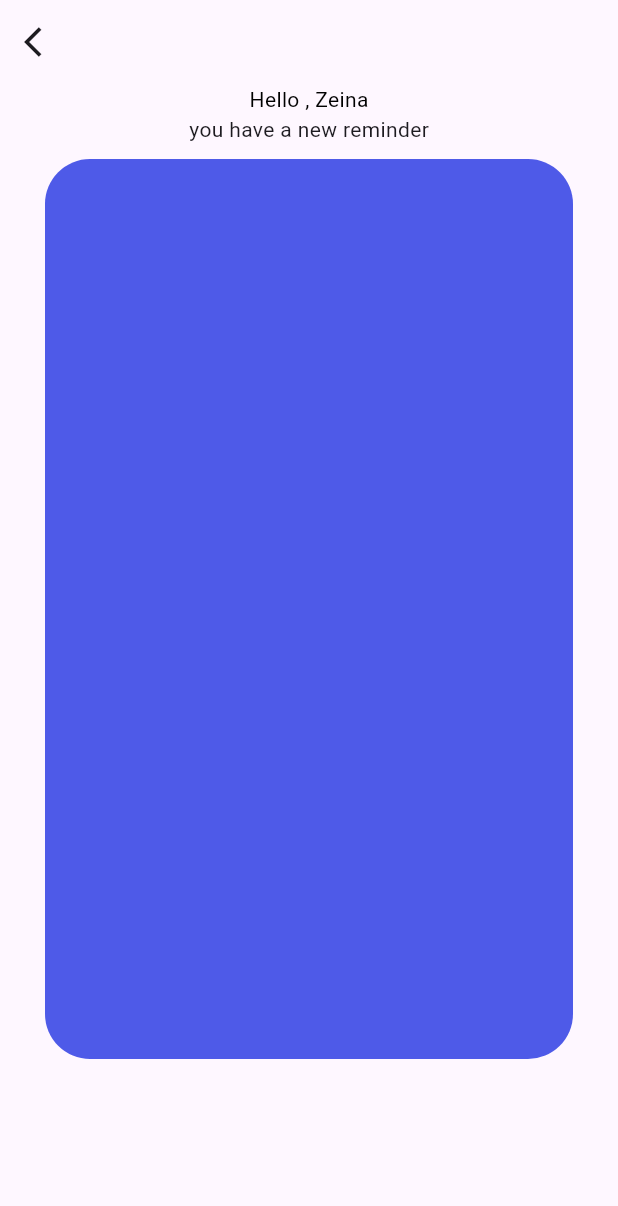
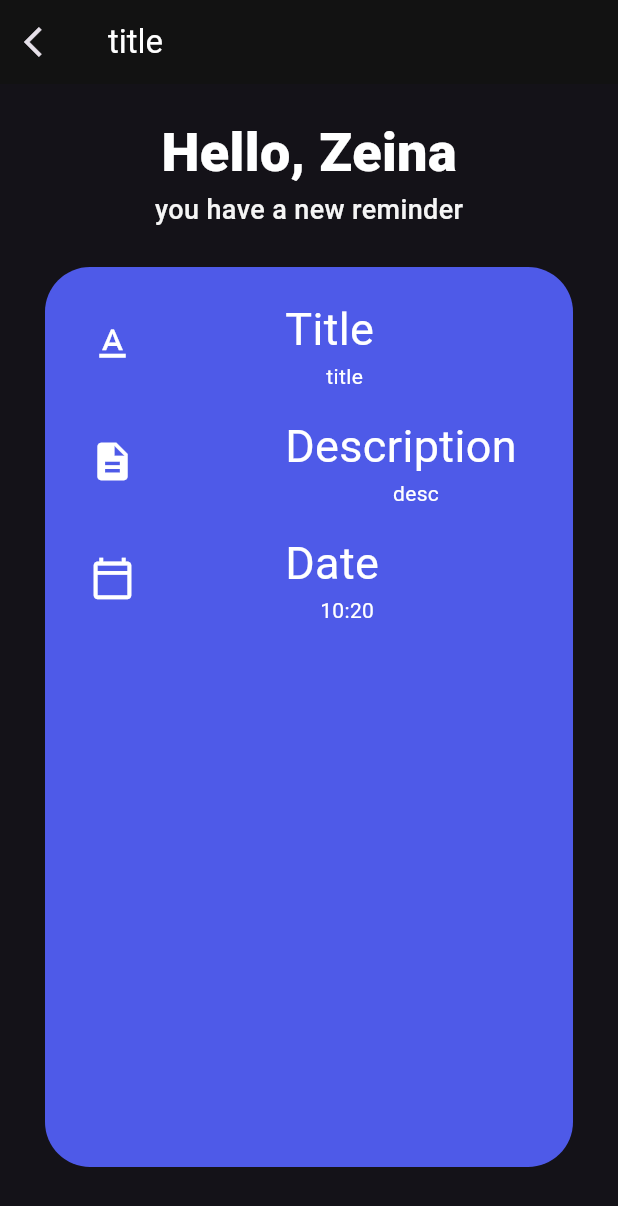
Before and after one commit to Zeina6699/modern_daily_notes_appp, a Flutter app: the screen it shows after launch, on a phone screen of 412 x 824 dp. Shown: the top 1206 px of the screen. Run offline on Flutter 3.47's test engine with Material 3 defaults, Android fonts, the phone set to English and light mode, and no system bars; our stand-ins replace get, google_fonts.

Commit message:
create Light&Dark Theme

```diff
--- a/lib/main.dart
+++ b/lib/main.dart
@@ -1,7 +1,7 @@
 import 'package:flutter/material.dart';
 import 'package:modern_daily_notes_appp/ui/screens/notification_screen.dart';
-
-
+import 'package:get/get.dart';
+import 'package:modern_daily_notes_appp/ui/theme.dart';
 void main() {
   runApp(const DailyNotes());
 }
@@ -11,10 +11,13 @@ class DailyNotes extends StatelessWidget {
 
   @override
   Widget build(BuildContext context) {
-    return const MaterialApp(
+    return  GetMaterialApp(
+      theme:Themes.light,
+      darkTheme: Themes.dark,
+      themeMode: ThemeMode.dark,
       title: 'Flutter Demo',
       debugShowCheckedModeBanner: false,
-      home:NotificationScreen()
+      home:const NotificationScreen(payload: 'title|desc|10:20|dd',)
     );
   }
 }
--- a/lib/ui/screens/notification_screen.dart
+++ b/lib/ui/screens/notification_screen.dart
@@ -1,39 +1,77 @@
 import 'package:flutter/material.dart';
 import 'package:modern_daily_notes_appp/ui/theme.dart';
+import 'package:modern_daily_notes_appp/ui/widgets/Custom_Text.dart';
+import 'package:modern_daily_notes_appp/ui/widgets/custom_row.dart';
+import 'package:get/get.dart';
 
 class NotificationScreen extends StatefulWidget {
-  const NotificationScreen({super.key});
-
+  const NotificationScreen({super.key, required this.payload});
+final String payload;
   @override
   _NotificationScreenState createState() => _NotificationScreenState();
 }
 
+
 class _NotificationScreenState extends State<NotificationScreen> {
+ String payload='';
+
+
+ @override
+  void initState() {
+    // TODO: implement initState
+
+    payload=widget.payload;
+  }
+
   @override
   Widget build(BuildContext context) {
     return Scaffold(
       appBar: AppBar(
-        leading: IconButton(onPressed: (){}, icon:const Icon(Icons.arrow_back_ios)),
+        leading: IconButton(onPressed: (){Get.back();}, icon:const Icon(Icons.arrow_back_ios)),
+      title: Text(payload.toString().split('|')[0],
+      style:TextStyle(
+
+        color:Get.isDarkMode?Colors.white:darkGreyClr
+
         ),
-      body:Column(
+      ),
+      backgroundColor: context.theme.dialogBackgroundColor,
+     ), body:SingleChildScrollView(
+        child: SafeArea(
+          child: Column(
             children: [
-          Text('Hello , Zeina',style: TextStyle(color: Colors.black,)),
-          Text('you have a new reminder'),
+              SizedBox(height: 20,),
+              CustomText(text: 'Hello, Zeina',fontWeight: FontWeight.w900,fontSize: 36,color:Get.isDarkMode?Colors.white:darkGreyClr),
+              CustomText(text: 'you have a new reminder',color:Get.isDarkMode?Colors.grey[100]:darkGreyClr,fontWeight:FontWeight.w500,fontSize: 18, ),
+         const SizedBox(height: 15),
+
               Column(
                 children: [
-              SizedBox(height: 10,),
+                  const SizedBox(height: 10,),
                   Container(
-                padding: EdgeInsets.symmetric(horizontal:30),
-                margin: EdgeInsets.symmetric(horizontal: 30),
+                    padding: const EdgeInsets.symmetric(horizontal:30,vertical: 20),
+                    margin: const EdgeInsets.symmetric(horizontal: 30),
                     height: 600,
                     decoration: BoxDecoration(
                       color:primaryClr,
                       borderRadius: BorderRadius.circular(30)
                     ),
+                    child: SingleChildScrollView(child: Column(
+
+                      children: [
+                        customRow(icon: Icons.text_format,title: 'Title',text: payload.toString().split('|')[0]),
+                        const SizedBox(height: 15),
+                        customRow(icon: Icons.description,title:'Description',text:payload.toString().split('|')[1]) ,
+                        const SizedBox(height: 15),
+                        customRow(icon: Icons.calendar_today_outlined,title: 'Date',text:payload.toString().split('|')[2])
+                      ],
+                    )),
                   ),
                 ],
               )
             ],
+          ),
+        ),
       )
     );
   }
--- a/lib/ui/theme.dart
+++ b/lib/ui/theme.dart
@@ -1,4 +1,5 @@
 import 'package:flutter/material.dart';
+import 'package:google_fonts/google_fonts.dart';
 
 const Color bluishClr = Color(0xFF4e5ae8);
 const Color orangeClr = Color(0xCFFF8746);
@@ -8,4 +9,14 @@ const primaryClr = bluishClr;
 const Color darkGreyClr = Color(0xFF121212);
 const Color darkHeaderClr = Color(0xFF424242);
 
-class Themes {}
+class Themes {
+  static final light= ThemeData(primaryColor:pinkClr,dialogBackgroundColor:Colors.white,brightness: Brightness.light);
+  static final dark= ThemeData(primaryColor:darkGreyClr,dialogBackgroundColor:darkGreyClr,brightness: Brightness.dark);
+
+} TextStyle get headingStyle{
+  return GoogleFonts.lato(
+    textStyle: TextStyle(
+
+    )
+  );
+}
--- /dev/null
+++ b/lib/ui/widgets/Custom_Text.dart
@@ -0,0 +1,33 @@
+
+
+import 'package:flutter/material.dart';
+
+class CustomText extends StatelessWidget {
+   CustomText({
+  required  this.text,
+    this.color,
+    this.fontSize,
+    this.fontFamily,
+    this.fontWeight,
+    this.textAlign,
+    super.key,
+  });
+  String text;
+  double? fontSize;
+  TextAlign? textAlign;
+  Color? color;
+  String? fontFamily;
+  FontWeight? fontWeight;
+
+  @override
+  Widget build(BuildContext context) {
+    return  Text(text,
+    textAlign: textAlign,
+     style: TextStyle(
+       fontSize: fontSize,
+     fontFamily:fontFamily,
+     color: color,
+     fontWeight: fontWeight,
+     ),);
+  }
+}
--- /dev/null
+++ b/lib/ui/widgets/custom_row.dart
@@ -0,0 +1,34 @@
+import 'package:flutter/material.dart';
+import 'package:modern_daily_notes_appp/ui/widgets/Custom_Text.dart';
+
+class customRow extends StatelessWidget {
+  customRow({
+    super.key,
+    this.icon,
+    this.title,
+    required this.text
+  });
+  IconData? icon;
+  String? title;
+  String text;
+
+  @override
+  Widget build(BuildContext context) {
+    return Row(
+      children: [
+        Icon(icon!,size: 30,color: Colors.white,),
+        const SizedBox(width: 100),
+        Column(
+          children: [
+            CustomText(text:title!,color: Colors.white,fontSize: 30,),
+            Padding(
+              padding: const EdgeInsets.only(left: 20),
+              child: CustomText(text:text,color: Colors.white,textAlign: TextAlign.justify,),
+            ),
+          ],
+        )
+
+      ],
+    );
+  }
+}
```
Also changed, not shown: pubspec.yaml (+4 -4 lines), pubspec.lock, 1 other file. Lines whose indentation alone changed are shown as unchanged.
